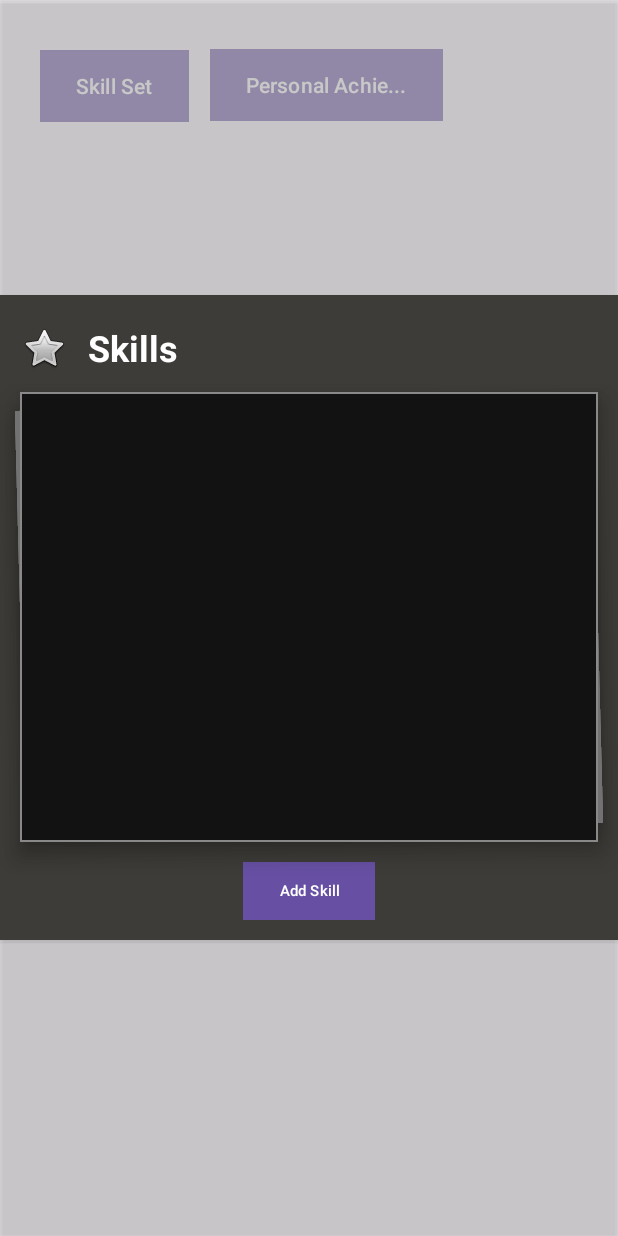
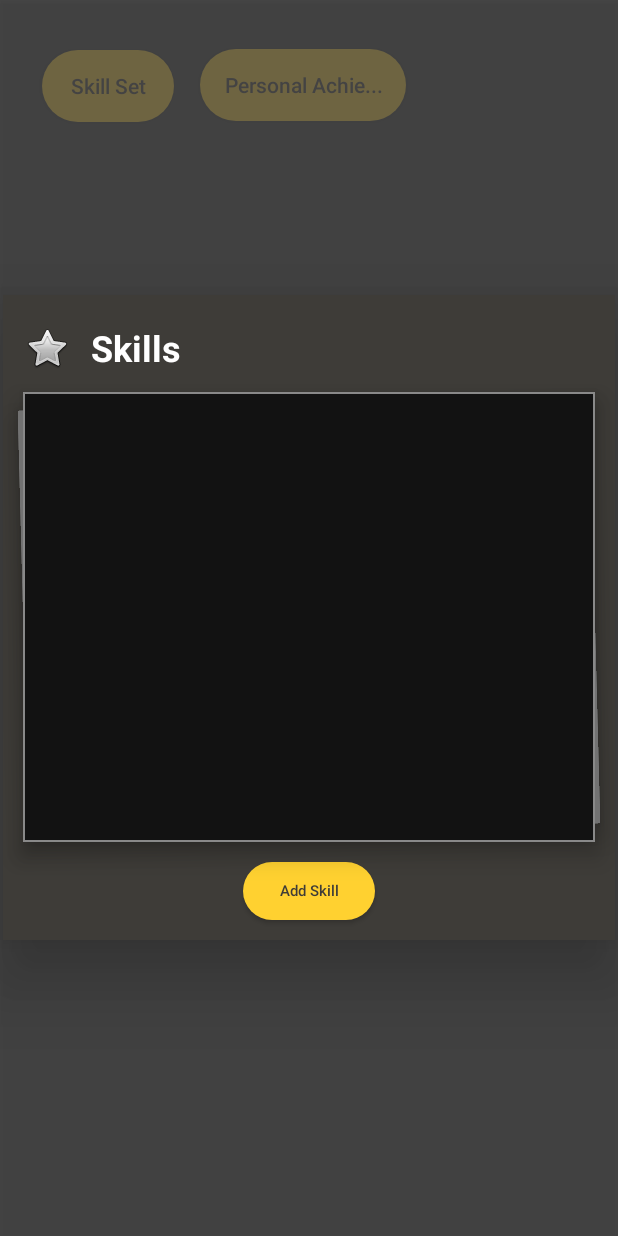
Before and after one commit to Shiraiishi/HelloWorld, an Android app: the screen it shows after launch (MainActivity), after a tap on "Skill Set", on a phone screen of 412 x 824 dp. Run offline under Robolectric (Android 15) with nearby library versions, the phone set to English and light mode, and no system bars.

Commit message:
Color fix

```diff
--- a/app/src/main/res/drawable/button_color.xml
+++ b/app/src/main/res/drawable/button_color.xml
@@ -1,4 +1,10 @@
 <?xml version="1.0" encoding="utf-8"?>
 <shape xmlns:android="http://schemas.android.com/apk/res/android">
 <solid android:color="#FFD130"/>
+    <corners android:radius="120dp"/>
+    <padding
+        android:left="16dp"
+        android:top="8dp"
+        android:right="16dp"
+        android:bottom="8dp"/>
 </shape>
--- a/app/src/main/res/layout/activity_main.xml
+++ b/app/src/main/res/layout/activity_main.xml
@@ -13,7 +13,8 @@
         android:id="@+id/button2"
         android:layout_width="wrap_content"
         android:layout_height="wrap_content"
-        android:background="@color/btn_color"
+        android:background="@drawable/button_color"
+        android:textColor="@color/btn_txt"
         android:onClick="skillSet"
         android:text="Skill Set"
         app:layout_constraintBottom_toBottomOf="parent"
@@ -27,9 +28,9 @@
         android:id="@+id/button3"
         android:layout_width="wrap_content"
         android:layout_height="wrap_content"
-        android:background="@color/btn_color"
+        android:background="@drawable/button_color"
+        android:textColor="@color/btn_txt"
         android:onClick="PersonalAchievement"
-
         android:text="Personal Achie..."
         app:layout_constraintBottom_toBottomOf="parent"
         app:layout_constraintEnd_toEndOf="parent"
--- a/app/src/main/res/layout/profile_menu_popup.xml
+++ b/app/src/main/res/layout/profile_menu_popup.xml
@@ -5,7 +5,7 @@
     android:layout_height="match_parent"
     android:id="@+id/profile_menu"
     android:onClick="closePopup"
-    android:background="#80d6d6d6">
+    android:background="#AB535353">
 
 
     <RelativeLayout
@@ -15,7 +15,9 @@
         android:layout_centerInParent="true"
         android:background="@drawable/popup_bg"
         android:orientation="horizontal"
-        android:rotation="0">
+        android:layout_marginLeft="2dp"
+        android:layout_marginRight="2dp"
+        android:elevation="30dp">
 
         <LinearLayout
             android:layout_width="match_parent"
@@ -36,6 +38,7 @@
             android:layout_centerHorizontal="true"
             android:layout_marginBottom="13dp"
             android:background="@drawable/button_color"
+            android:textColor="@color/btn_txt"
             android:textSize="10dp"
             android:text="placeholder" />
 
--- a/app/src/main/res/values-night/themes.xml
+++ b/app/src/main/res/values-night/themes.xml
@@ -1,7 +1,9 @@
 <resources xmlns:tools="http://schemas.android.com/tools">
     <!-- Base application theme. -->
-    <style name="Base.Theme.HelloWorld" parent="Theme.Material3.DayNight.NoActionBar">
+    <style name="Base.Theme.HelloWorld" parent="Theme.Design.NoActionBar">
         <!-- Customize your dark theme here. -->
+        <item name="android:textColor">#3E3C38</item>
+        <item name="android:textAllCaps">false</item>
         <!-- <item name="colorPrimary">@color/my_dark_primary</item> -->
     </style>
 </resources>
--- a/app/src/main/res/values/colors.xml
+++ b/app/src/main/res/values/colors.xml
@@ -3,4 +3,5 @@
     <color name="black">#FF000000</color>
     <color name="white">#FFFFFFFF</color>
     <color name="btn_color">#FFD130</color>
+    <color name="btn_txt">#3E3C38</color>
 </resources>
--- a/app/src/main/res/values/themes.xml
+++ b/app/src/main/res/values/themes.xml
@@ -1,7 +1,8 @@
 <resources xmlns:tools="http://schemas.android.com/tools">
     <!-- Base application theme. -->
-    <style name="Base.Theme.HelloWorld" parent="Theme.Material3.DayNight.NoActionBar">
+    <style name="Base.Theme.HelloWorld" parent="Theme.Design.NoActionBar">
         <!-- Customize your light theme here. -->
+        <item name="android:textAllCaps">false</item>
         <!-- <item name="colorPrimary">@color/my_light_primary</item> -->
     </style>
 
```
